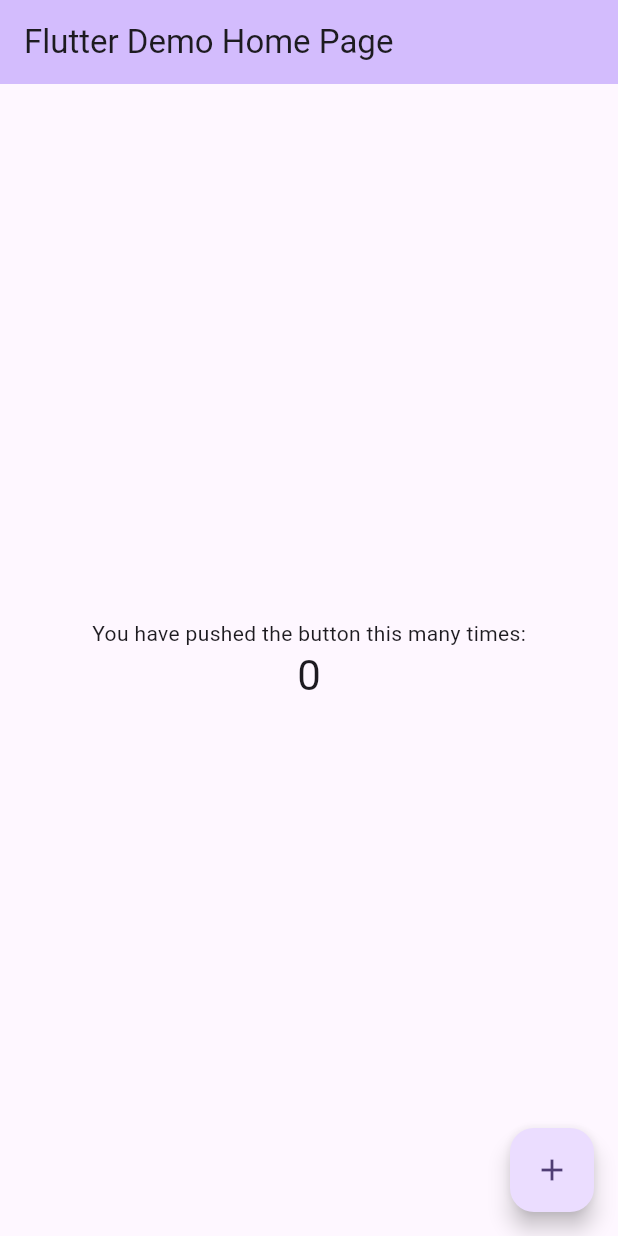
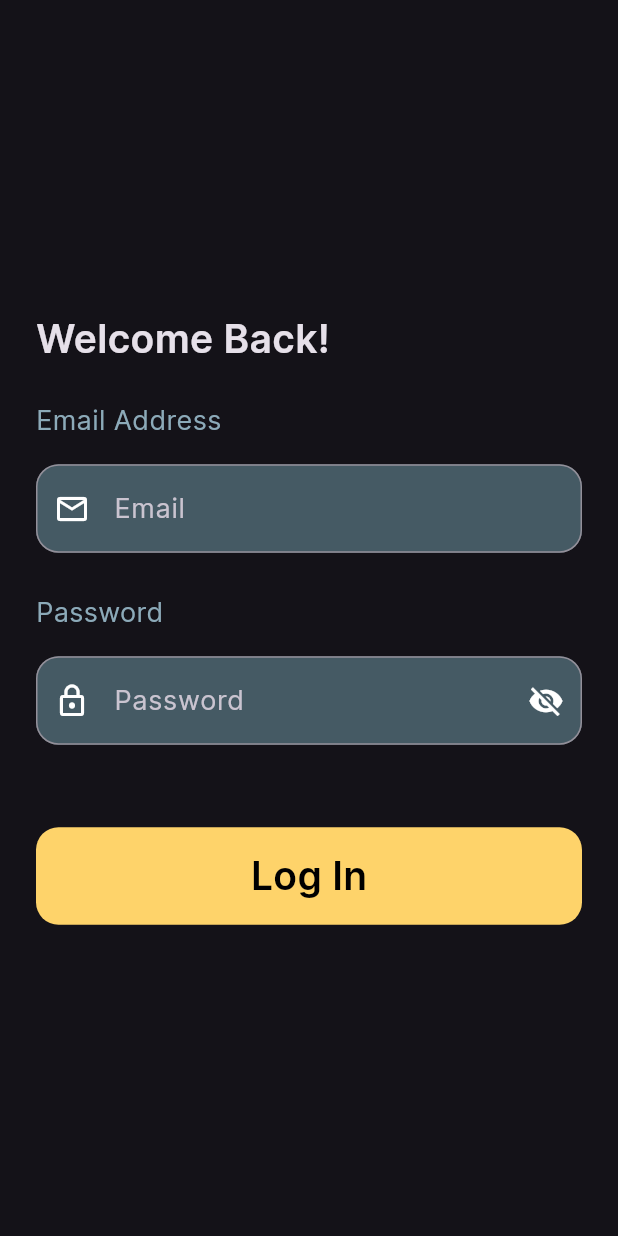
Before and after one commit to WaelEita/task_manager_app, a Flutter app: the screen it shows after launch, on a phone screen of 412 x 824 dp. Run offline on Flutter 3.47's test engine with Material 3 defaults, Android fonts, the phone set to English and light mode, and no system bars; our stand-ins replace dio, flutter_bloc, shared_preferences.

Commit message:
Create login screen UI

```diff
--- a/lib/main.dart
+++ b/lib/main.dart
@@ -1,4 +1,6 @@
 import 'package:flutter/material.dart';
+import 'package:task_manager/utils/colors.dart';
+import 'package:task_manager/view/screens/login_screen.dart';
 
 void main() {
   runApp(const MyApp());
@@ -7,119 +9,12 @@ void main() {
 class MyApp extends StatelessWidget {
   const MyApp({super.key});
 
-  // This widget is the root of your application.
   @override
   Widget build(BuildContext context) {
     return MaterialApp(
-      title: 'Flutter Demo',
-      theme: ThemeData(
-        // This is the theme of your application.
-        //
-        // TRY THIS: Try running your application with "flutter run". You'll see
-        // the application has a blue toolbar. Then, without quitting the app,
-        // try changing the seedColor in the colorScheme below to Colors.green
-        // and then invoke "hot reload" (save your changes or press the "hot
-        // reload" button in a Flutter-supported IDE, or press "r" if you used
-        // the command line to start the app).
-        //
-        // Notice that the counter didn't reset back to zero; the application
-        // state is not lost during the reload. To reset the state, use hot
-        // restart instead.
-        //
-        // This works for code too, not just values: Most code changes can be
-        // tested with just a hot reload.
-        colorScheme: ColorScheme.fromSeed(seedColor: Colors.deepPurple),
-        useMaterial3: true,
-      ),
-      home: const MyHomePage(title: 'Flutter Demo Home Page'),
+      theme: ThemeData.dark().copyWith(primaryColor: kPrimaryColor),
+      debugShowCheckedModeBanner: false,
+      home: LoginScreen(),
     );
   }
 }
-
-class MyHomePage extends StatefulWidget {
-  const MyHomePage({super.key, required this.title});
-
-  // This widget is the home page of your application. It is stateful, meaning
-  // that it has a State object (defined below) that contains fields that affect
-  // how it looks.
-
-  // This class is the configuration for the state. It holds the values (in this
-  // case the title) provided by the parent (in this case the App widget) and
-  // used by the build method of the State. Fields in a Widget subclass are
-  // always marked "final".
-
-  final String title;
-
-  @override
-  State<MyHomePage> createState() => _MyHomePageState();
-}
-
-class _MyHomePageState extends State<MyHomePage> {
-  int _counter = 0;
-
-  void _incrementCounter() {
-    setState(() {
-      // This call to setState tells the Flutter framework that something has
-      // changed in this State, which causes it to rerun the build method below
-      // so that the display can reflect the updated values. If we changed
-      // _counter without calling setState(), then the build method would not be
-      // called again, and so nothing would appear to happen.
-      _counter++;
-    });
-  }
-
-  @override
-  Widget build(BuildContext context) {
-    // This method is rerun every time setState is called, for instance as done
-    // by the _incrementCounter method above.
-    //
-    // The Flutter framework has been optimized to make rerunning build methods
-    // fast, so that you can just rebuild anything that needs updating rather
-    // than having to individually change instances of widgets.
-    return Scaffold(
-      appBar: AppBar(
-        // TRY THIS: Try changing the color here to a specific color (to
-        // Colors.amber, perhaps?) and trigger a hot reload to see the AppBar
-        // change color while the other colors stay the same.
-        backgroundColor: Theme.of(context).colorScheme.inversePrimary,
-        // Here we take the value from the MyHomePage object that was created by
-        // the App.build method, and use it to set our appbar title.
-        title: Text(widget.title),
-      ),
-      body: Center(
-        // Center is a layout widget. It takes a single child and positions it
-        // in the middle of the parent.
-        child: Column(
-          // Column is also a layout widget. It takes a list of children and
-          // arranges them vertically. By default, it sizes itself to fit its
-          // children horizontally, and tries to be as tall as its parent.
-          //
-          // Column has various properties to control how it sizes itself and
-          // how it positions its children. Here we use mainAxisAlignment to
-          // center the children vertically; the main axis here is the vertical
-          // axis because Columns are vertical (the cross axis would be
-          // horizontal).
-          //
-          // TRY THIS: Invoke "debug painting" (choose the "Toggle Debug Paint"
-          // action in the IDE, or press "p" in the console), to see the
-          // wireframe for each widget.
-          mainAxisAlignment: MainAxisAlignment.center,
-          children: <Widget>[
-            const Text(
-              'You have pushed the button this many times:',
-            ),
-            Text(
-              '$_counter',
-              style: Theme.of(context).textTheme.headlineMedium,
-            ),
-          ],
-        ),
-      ),
-      floatingActionButton: FloatingActionButton(
-        onPressed: _incrementCounter,
-        tooltip: 'Increment',
-        child: const Icon(Icons.add),
-      ), // This trailing comma makes auto-formatting nicer for build methods.
-    );
-  }
-}
--- /dev/null
+++ b/lib/view/screens/login_screen.dart
@@ -0,0 +1,61 @@
+import 'package:flutter/material.dart';
+import 'package:task_manager/utils/colors.dart';
+import 'package:task_manager/utils/font_styles.dart';
+import '../widgets/custom_text_field.dart';
+
+class LoginScreen extends StatelessWidget {
+  LoginScreen({super.key});
+
+  final TextEditingController _emailController = TextEditingController();
+  final TextEditingController _passwordController = TextEditingController();
+
+  @override
+  Widget build(BuildContext context) {
+    return Scaffold(
+      body: Padding(
+        padding: const EdgeInsets.symmetric(horizontal: 24),
+        child: Column(
+          crossAxisAlignment: CrossAxisAlignment.start,
+          mainAxisAlignment: MainAxisAlignment.center,
+          children: [
+            const Text(
+              'Welcome Back!',
+              style: Styles.boldTextStyle26,
+            ),
+            const SizedBox(height: 23),
+            CustomTextField(
+              title: 'Email Address',
+              prefixIcon: Icons.email_outlined,
+              controller: _emailController,
+              keyboardType: TextInputType.emailAddress,
+              hintText: 'Email',
+            ),
+            const SizedBox(height: 27),
+            CustomTextField(
+              title: 'Password',
+              prefixIcon: Icons.lock_outline,
+              controller: _passwordController,
+              keyboardType: TextInputType.visiblePassword,
+              hintText: 'Password',
+              obscureText: true,
+            ),
+            const SizedBox(height: 55),
+            GestureDetector(
+              onTap: () {},
+              child: Container(
+                height: 65,
+                decoration: BoxDecoration(
+                    borderRadius: BorderRadius.circular(15), color: kSecondary),
+                child: Center(
+                    child: Text(
+                  'Log In',
+                  style: Styles.boldTextStyle26.copyWith(color: black),
+                )),
+              ),
+            )
+          ],
+        ),
+      ),
+    );
+  }
+}
--- /dev/null
+++ b/lib/view/widgets/custom_text_field.dart
@@ -0,0 +1,93 @@
+import 'package:flutter/material.dart';
+import '../../utils/colors.dart';
+import 'package:task_manager/utils/font_styles.dart';
+
+class CustomTextField extends StatefulWidget {
+  final IconData prefixIcon;
+  final TextEditingController controller;
+  final TextInputType keyboardType;
+  final String hintText;
+  final bool obscureText;
+  final String title;
+
+  const CustomTextField({
+    Key? key,
+    required this.prefixIcon,
+    required this.controller,
+    required this.keyboardType,
+    required this.hintText,
+    this.obscureText = false,
+    required this.title,
+  }) : super(key: key);
+
+  @override
+  _CustomTextFieldState createState() => _CustomTextFieldState();
+}
+
+class _CustomTextFieldState extends State<CustomTextField> {
+  bool _obscureText = false;
+
+  @override
+  void initState() {
+    super.initState();
+    _obscureText = widget.obscureText;
+  }
+
+  @override
+  Widget build(BuildContext context) {
+    return Column(
+      crossAxisAlignment: CrossAxisAlignment.start,
+      children: [
+        Text(
+          widget.title,
+          style: Styles.textStyle18.copyWith(color: softGrey),
+        ),
+        const SizedBox(height: 16),
+        Container(
+          decoration: BoxDecoration(
+            color: darkGrey,
+            borderRadius: BorderRadius.circular(15),
+          ),
+          child: TextField(
+            obscureText: _obscureText,
+            style: Styles.textStyle18,
+            cursorColor: white,
+            controller: widget.controller,
+            keyboardType: widget.keyboardType,
+            decoration: InputDecoration(
+              prefixIcon: Icon(
+                widget.prefixIcon,
+                color: white,
+              ),
+              suffixIcon: widget.obscureText
+                  ? GestureDetector(
+                      onTap: () {
+                        setState(() {
+                          _obscureText = !_obscureText;
+                          widget.controller.selection = TextSelection.collapsed(
+                              offset: widget.controller.text.length);
+                        });
+                      },
+                      child: Icon(
+                        _obscureText ? Icons.visibility_off : Icons.visibility,
+                        color: white,
+                      ),
+                    )
+                  : null,
+              hintStyle: Styles.textStyle18,
+              hintText: widget.hintText,
+              focusColor: white,
+              focusedBorder: OutlineInputBorder(
+                borderSide: const BorderSide(color: white),
+                borderRadius: BorderRadius.circular(15),
+              ),
+              border: OutlineInputBorder(
+                borderRadius: BorderRadius.circular(15),
+              ),
+            ),
+          ),
+        ),
+      ],
+    );
+  }
+}
```
Also changed, not shown: lib/utils/api_error_handler.dart (+46 -46 lines).
